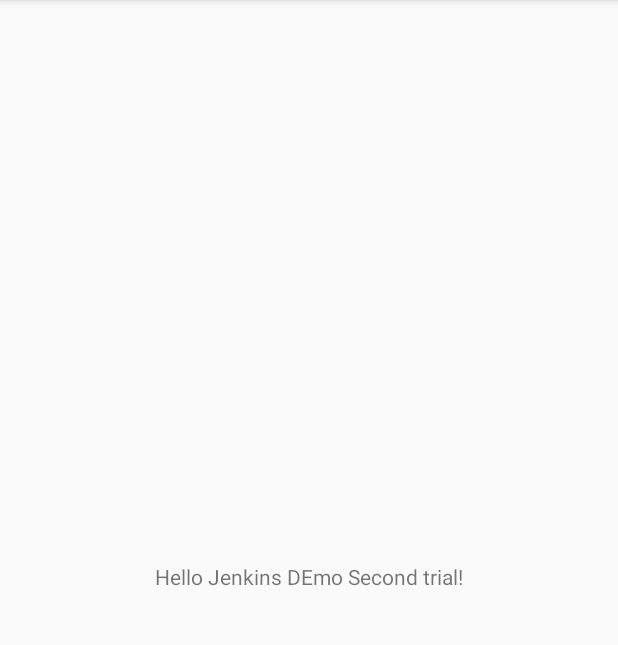
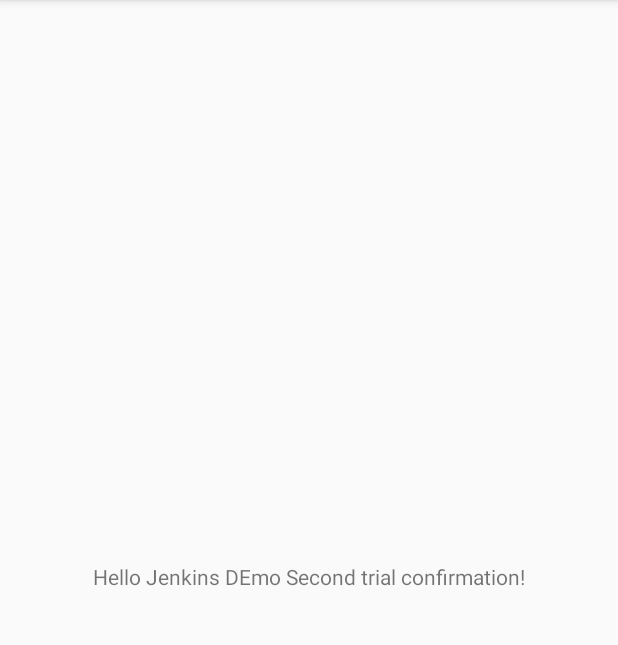
Before and after one commit to KalyaniKurnawal/Jen, an Android app: the screen it shows after launch (MainActivity), on a phone screen of 412 x 824 dp, the part 84-729 px from its top. Run offline under Robolectric (Android 15) with nearby library versions, the phone set to English and light mode, and no system bars.

Commit message:
Commited from Android Studio

```diff
--- a/JDemo/app/src/main/res/layout/activity_main.xml
+++ b/JDemo/app/src/main/res/layout/activity_main.xml
@@ -9,7 +9,7 @@
     <TextView
         android:layout_width="wrap_content"
         android:layout_height="wrap_content"
-        android:text="Hello Jenkins DEmo Second trial!"
+        android:text="Hello Jenkins DEmo Second trial confirmation!"
         app:layout_constraintBottom_toBottomOf="parent"
         app:layout_constraintLeft_toLeftOf="parent"
         app:layout_constraintRight_toRightOf="parent"
```
